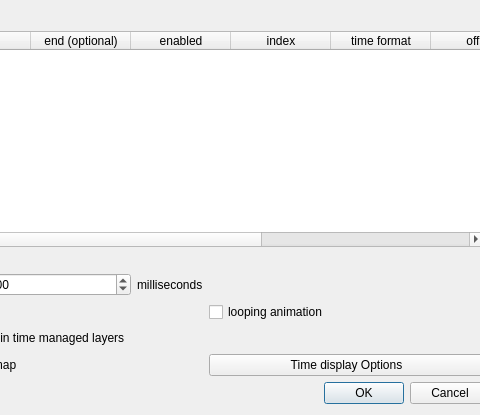
Old version of the form options.ui in the repository anitagraser/TimeManager; both pictures show x 181 to 661 and y 0 to 415 of the 768 by 415 pixel window.
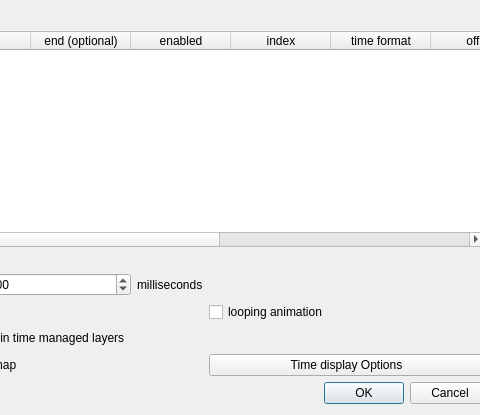
New version of the form.

Commit message: Made it possible to easily add new interpolation modes

Patch:
```diff
--- a/options.ui
+++ b/options.ui
@@ -52,7 +52,7 @@
         </size>
        </property>
        <property name="columnCount">
-        <number>9</number>
+        <number>10</number>
        </property>
        <column>
         <property name="text">
@@ -99,6 +99,11 @@
          <string>id</string>
         </property>
        </column>
+       <column>
+        <property name="text">
+         <string>interpolation_mode</string>
+        </property>
+       </column>
       </widget>
      </item>
      <item row="0" column="0">
```
The commit also changes 11 other files.
